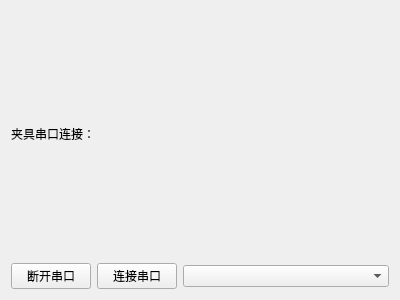
yuhuang163/test, file platform/settings/widgets/fixture_uart.ui: the form before one commit.
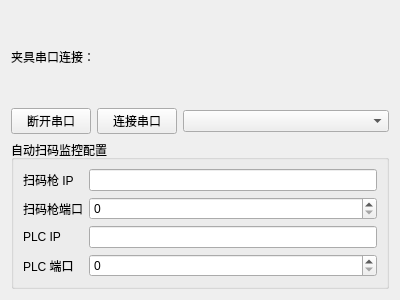
The form after the commit.

Commit message: 新增 自动开始测试逻辑    适配按键状态监控  以及扫码枪自动扫码

The edit to the form file:
```diff
--- a/platform/settings/widgets/fixture_uart.ui
+++ b/platform/settings/widgets/fixture_uart.ui
@@ -63,6 +63,63 @@
        </item>
       </layout>
      </item>
+     <item>
+      <widget class="QGroupBox" name="preStartMonitorGroup">
+       <property name="title">
+        <string>自动扫码监控配置</string>
+       </property>
+       <layout class="QFormLayout" name="preStartMonitorFormLayout">
+        <item row="0" column="0">
+         <widget class="QLabel" name="scannerIpLabel">
+          <property name="text">
+           <string>扫码枪 IP</string>
+          </property>
+         </widget>
+        </item>
+        <item row="0" column="1">
+         <widget class="QLineEdit" name="scannerIpLineEdit"/>
+        </item>
+        <item row="1" column="0">
+         <widget class="QLabel" name="scannerPortLabel">
+          <property name="text">
+           <string>扫码枪端口</string>
+          </property>
+         </widget>
+        </item>
+        <item row="1" column="1">
+         <widget class="QSpinBox" name="scannerPortSpinBox">
+          <property name="maximum">
+           <number>65535</number>
+          </property>
+         </widget>
+        </item>
+        <item row="2" column="0">
+         <widget class="QLabel" name="plcIpLabel">
+          <property name="text">
+           <string>PLC IP</string>
+          </property>
+         </widget>
+        </item>
+        <item row="2" column="1">
+         <widget class="QLineEdit" name="plcIpLineEdit"/>
+        </item>
+        <item row="3" column="0">
+         <widget class="QLabel" name="plcPortLabel">
+          <property name="text">
+           <string>PLC 端口</string>
+          </property>
+         </widget>
+        </item>
+        <item row="3" column="1">
+         <widget class="QSpinBox" name="plcPortSpinBox">
+          <property name="maximum">
+           <number>65535</number>
+          </property>
+         </widget>
+        </item>
+       </layout>
+      </widget>
+     </item>
     </layout>
    </item>
   </layout>
```
The commit also changes 6 other files.
